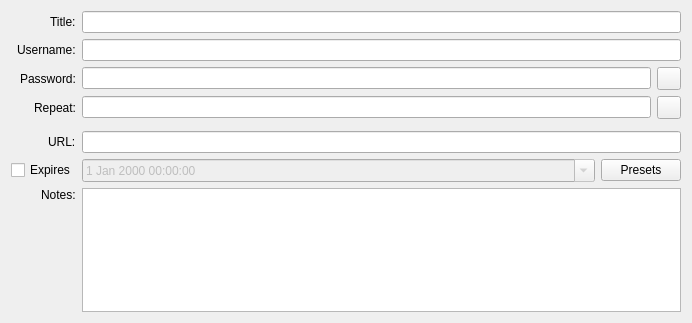
First picture: the form in src/gui/entry/EditEntryWidgetMain.ui, repository keepassxreboot/keepassxc, before the edit.
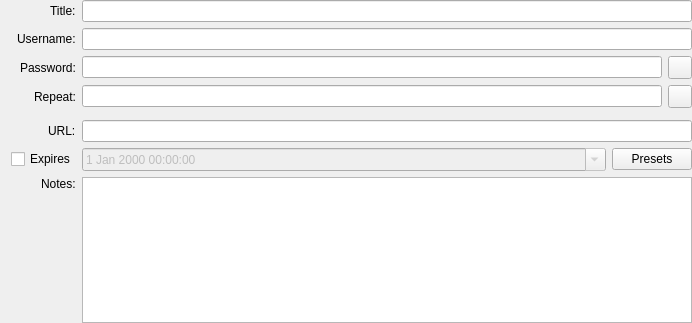
Second picture: the form after the edit. Custom widgets are drawn as their Qt base class.

Commit message: Pixel-perfect entry edit widgets

The edit to the form file:
```diff
--- a/src/gui/entry/EditEntryWidgetMain.ui
+++ b/src/gui/entry/EditEntryWidgetMain.ui
@@ -17,6 +17,15 @@
    </sizepolicy>
   </property>
   <layout class="QGridLayout" name="gridLayout_3">
+   <property name="topMargin">
+    <number>0</number>
+   </property>
+   <property name="rightMargin">
+    <number>0</number>
+   </property>
+   <property name="bottomMargin">
+    <number>0</number>
+   </property>
    <item row="5" column="0" alignment="Qt::AlignRight">
     <widget class="QLabel" name="urlLabel">
      <property name="text">
```
The commit also changes 6 other files.
